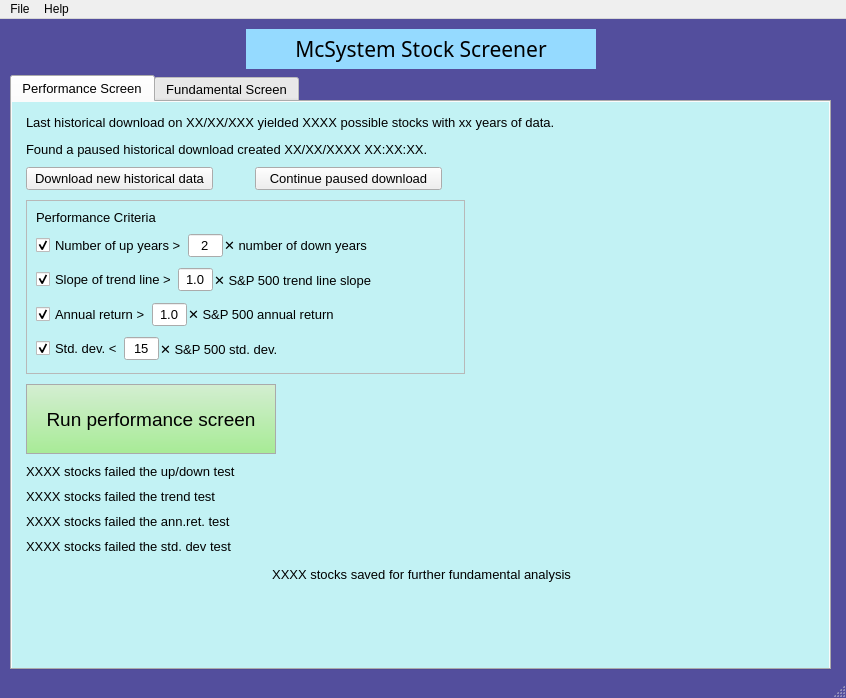
This is McScreener_main.ui in jabezmcc/McScreener as Qt 5 draws it before an edit. The edited form follows.
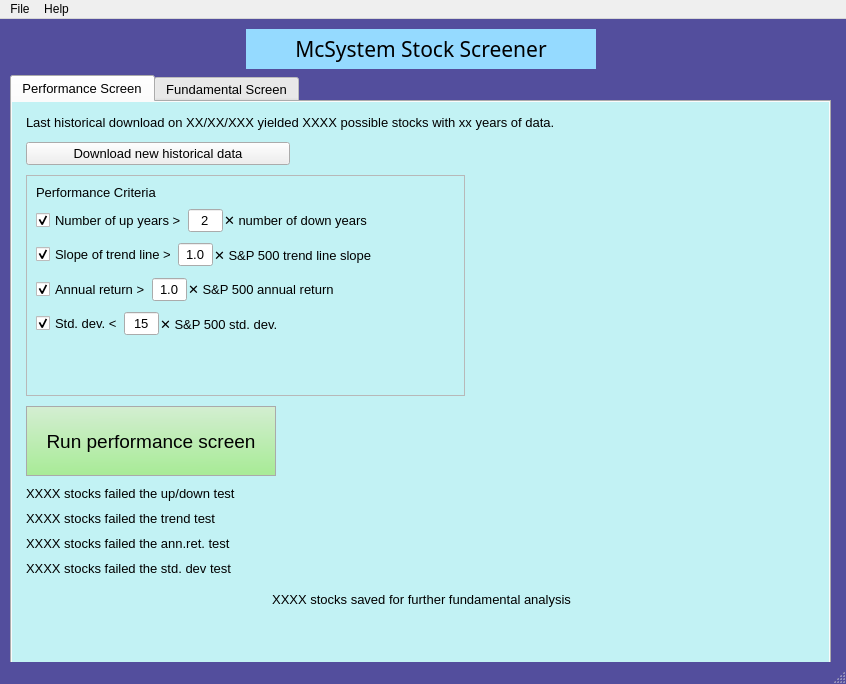
This is the edited form. The open tabs and pages were chosen to show the change.

Commit message: switch to yfinance for faster download

The edit to the form file:
```diff
--- a/McScreener_main.ui
+++ b/McScreener_main.ui
@@ -7,7 +7,7 @@
     <x>0</x>
     <y>0</y>
     <width>846</width>
-    <height>698</height>
+    <height>684</height>
    </rect>
   </property>
   <property name="windowTitle">
@@ -139,7 +139,7 @@
            <height>521</height>
           </rect>
          </property>
-         <layout class="QVBoxLayout" name="verticalLayout_4" stretch="1,1,1,25,1,1,1,1,1,3,7">
+         <layout class="QVBoxLayout" name="verticalLayout_4" stretch="1,1,25,1,1,1,1,1,3,7">
           <property name="spacing">
            <number>10</number>
           </property>
@@ -177,23 +177,7 @@
            </layout>
           </item>
           <item>
-           <widget class="QLabel" name="partialStatusLabel">
-            <property name="font">
-             <font>
-              <family>Arial</family>
-              <pointsize>10</pointsize>
-             </font>
-            </property>
-            <property name="styleSheet">
-             <string notr="true"/>
-            </property>
-            <property name="text">
-             <string>Found a paused historical download created XX/XX/XXXX XX:XX:XX.</string>
-            </property>
-           </widget>
-          </item>
-          <item>
-           <layout class="QHBoxLayout" name="horizontalLayout_2" stretch="6,1,6,12">
+           <layout class="QHBoxLayout" name="horizontalLayout_2" stretch="6,12">
             <item>
              <widget class="QPushButton" name="downloadNewHist">
               <property name="enabled">
@@ -222,44 +206,6 @@
               </property>
              </widget>
             </item>
-            <item>
-             <spacer name="horizontalSpacer_16">
-              <property name="orientation">
-               <enum>Qt::Horizontal</enum>
-              </property>
-              <property name="sizeHint" stdset="0">
-               <size>
-                <width>40</width>
-                <height>20</height>
-               </size>
-              </property>
-             </spacer>
-            </item>
-            <item>
-             <widget class="QPushButton" name="continuePausedButton">
-              <property name="enabled">
-               <bool>true</bool>
-              </property>
-              <property name="minimumSize">
-               <size>
-                <width>185</width>
-                <height>0</height>
-               </size>
-              </property>
-              <property name="font">
-               <font>
-                <family>Arial</family>
-                <pointsize>10</pointsize>
-               </font>
-              </property>
-              <property name="styleSheet">
-               <string notr="true"/>
-              </property>
-              <property name="text">
-               <string>Continue paused download</string>
-              </property>
-             </widget>
-            </item>
             <item>
              <spacer name="horizontalSpacer">
               <property name="orientation">
@@ -836,10 +782,13 @@
             <property name="orientation">
              <enum>Qt::Vertical</enum>
             </property>
+            <property name="sizeType">
+             <enum>QSizePolicy::Fixed</enum>
+            </property>
             <property name="sizeHint" stdset="0">
              <size>
               <width>20</width>
-              <height>40</height>
+              <height>20</height>
              </size>
             </property>
            </spacer>
```
Left out of the diff: 2 changed lines with no effect on the pictures. The commit also changes 10 other files.
